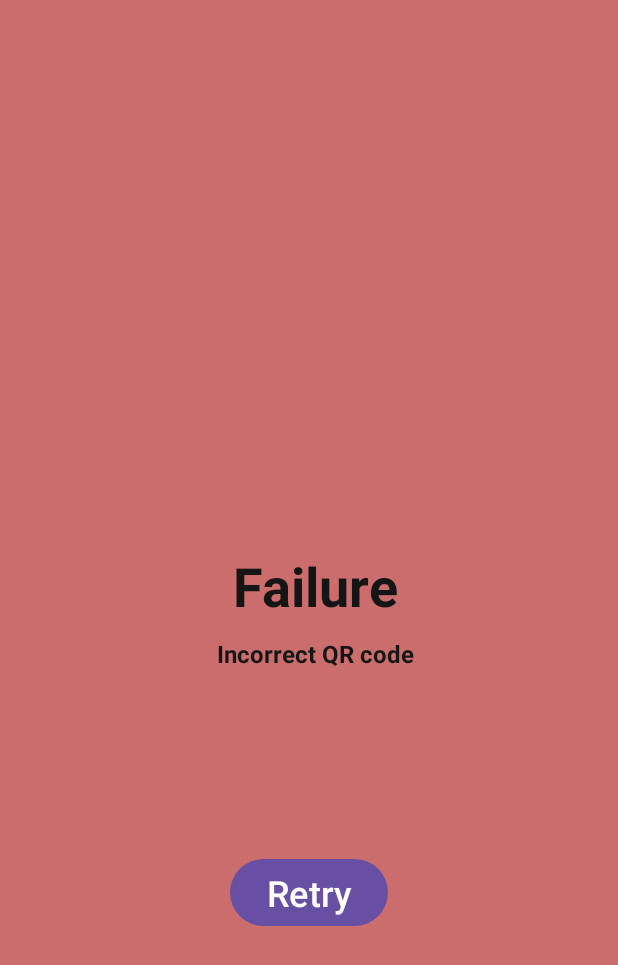
After one commit to sashaiw/warehouse-experiment-app, an Android app built with Jetpack Compose: the layout fragment_failure.xml on its own in the app's theme, with its tools: preview values and no code run, on a phone screen of 412 x 824 dp. The commit adds this screen. Shown: the top 965 px of the screen. Run offline under Robolectric (Android 15) with nearby library versions, the phone set to English and light mode, and no system bars.

Commit message:
added QR checking flow

```diff
--- a/app/src/main/java/com/example/warehouse/QrActivity.kt
+++ b/app/src/main/java/com/example/warehouse/QrActivity.kt
@@ -3,6 +3,7 @@ package com.example.warehouse
 import android.os.Bundle
 import androidx.appcompat.app.AppCompatActivity
 import androidx.fragment.app.commit
+import androidx.navigation.findNavController
 
 class QrActivity : AppCompatActivity() {
 
--- a/app/src/main/res/layout/activity_qr.xml
+++ b/app/src/main/res/layout/activity_qr.xml
@@ -5,7 +5,7 @@
     android:layout_width="match_parent"
     android:layout_height="match_parent"
     android:fitsSystemWindows="true"
-    tools:context=".MainActivity">
+    tools:context=".QrActivity">
 
     <include layout="@layout/content_qr" />
 </androidx.coordinatorlayout.widget.CoordinatorLayout>
--- a/app/src/main/res/layout/content_main.xml
+++ b/app/src/main/res/layout/content_main.xml
@@ -15,5 +15,5 @@
         app:layout_constraintEnd_toEndOf="parent"
         app:layout_constraintStart_toStartOf="parent"
         app:layout_constraintTop_toTopOf="parent"
-        app:navGraph="@navigation/nav_graph" />
+        app:navGraph="@navigation/nav_graph_main" />
 </androidx.constraintlayout.widget.ConstraintLayout>
--- a/app/src/main/res/layout/content_qr.xml
+++ b/app/src/main/res/layout/content_qr.xml
@@ -5,7 +5,7 @@
     android:layout_height="match_parent"
     app:layout_behavior="@string/appbar_scrolling_view_behavior">
 
-    <androidx.fragment.app.FragmentContainerView
+    <fragment
         android:id="@+id/nav_host_fragment_content_qr"
         android:name="androidx.navigation.fragment.NavHostFragment"
         android:layout_width="0dp"
@@ -15,5 +15,5 @@
         app:layout_constraintEnd_toEndOf="parent"
         app:layout_constraintStart_toStartOf="parent"
         app:layout_constraintTop_toTopOf="parent"
-        app:navGraph="@navigation/nav_graph" />
+        app:navGraph="@navigation/nav_graph_qr" />
 </androidx.constraintlayout.widget.ConstraintLayout>
--- /dev/null
+++ b/app/src/main/res/layout/fragment_failure.xml
@@ -0,0 +1,56 @@
+<?xml version="1.0" encoding="utf-8"?>
+<androidx.constraintlayout.widget.ConstraintLayout xmlns:android="http://schemas.android.com/apk/res/android"
+    xmlns:app="http://schemas.android.com/apk/res-auto"
+    xmlns:tools="http://schemas.android.com/tools"
+    android:id="@+id/frameLayout"
+    android:layout_width="match_parent"
+    android:layout_height="match_parent"
+    android:background="@color/failure"
+    tools:context=".SuccessFragment">
+
+    <TextView
+        android:id="@+id/successText"
+        android:layout_width="wrap_content"
+        android:layout_height="wrap_content"
+        android:layout_marginStart="8dp"
+        android:layout_marginBottom="44dp"
+        android:text="Failure"
+        android:textAlignment="center"
+        android:textStyle="bold"
+        android:textColor="@color/darkgrey"
+        android:textSize="36dp"
+        app:layout_constraintBottom_toBottomOf="parent"
+        app:layout_constraintEnd_toEndOf="parent"
+        app:layout_constraintStart_toStartOf="parent"
+        app:layout_constraintTop_toTopOf="parent" />
+
+    <TextView
+        android:id="@+id/successExplanation"
+        android:layout_width="wrap_content"
+        android:layout_height="wrap_content"
+        android:layout_marginStart="8dp"
+        android:layout_marginBottom="44dp"
+        android:text="Incorrect QR code"
+        android:textAlignment="center"
+        android:textColor="@color/darkgrey"
+        android:textSize="16dp"
+        android:textStyle="bold"
+        app:layout_constraintBottom_toBottomOf="parent"
+        app:layout_constraintEnd_toEndOf="parent"
+        app:layout_constraintHorizontal_bias="0.5
+"
+        app:layout_constraintStart_toStartOf="parent"
+        app:layout_constraintTop_toTopOf="@id/successText"
+        app:layout_constraintVertical_bias="0.15" />
+
+    <Button
+        android:id="@+id/retryButton"
+        android:layout_width="wrap_content"
+        android:layout_height="wrap_content"
+        android:text="Retry"
+        android:textSize="24dp"
+        app:layout_constraintBottom_toBottomOf="parent"
+        app:layout_constraintEnd_toEndOf="parent"
+        app:layout_constraintStart_toStartOf="parent"
+        app:layout_constraintTop_toTopOf="@id/successText" />
+</androidx.constraintlayout.widget.ConstraintLayout>
--- a/app/src/main/res/layout/fragment_qr.xml
+++ b/app/src/main/res/layout/fragment_qr.xml
@@ -2,7 +2,6 @@
 <androidx.constraintlayout.widget.ConstraintLayout xmlns:android="http://schemas.android.com/apk/res/android"
     xmlns:app="http://schemas.android.com/apk/res-auto"
     xmlns:tools="http://schemas.android.com/tools"
-    android:id="@+id/main"
     android:layout_width="match_parent"
     android:layout_height="match_parent"
     tools:context=".QrActivity">
--- a/app/src/main/res/values/colors.xml
+++ b/app/src/main/res/values/colors.xml
@@ -2,4 +2,8 @@
 <resources>
     <color name="black">#FF000000</color>
     <color name="white">#FFFFFFFF</color>
+
+    <color name="success">#FF9CD2B2</color>
+    <color name="failure">#FFCB6D6D</color>
+    <color name="darkgrey">#FF151515</color>
 </resources>
```
Also changed, not shown: app/src/main/java/com/example/warehouse/FailureFragment.kt (added, +76 -0 lines), app/src/main/java/com/example/warehouse/QrFragment.kt (+44 -11 lines), app/src/main/java/com/example/warehouse/SuccessFragment.kt (added, +77 -0 lines), app/src/main/res/layout/fragment_success.xml (added, +37 -0 lines), app/src/main/res/navigation/nav_graph_qr.xml (added, +44 -0 lines), app/src/main/res/navigation/nav_graph_main.xml (renamed from app/src/main/res/navigation/nav_graph.xml).
